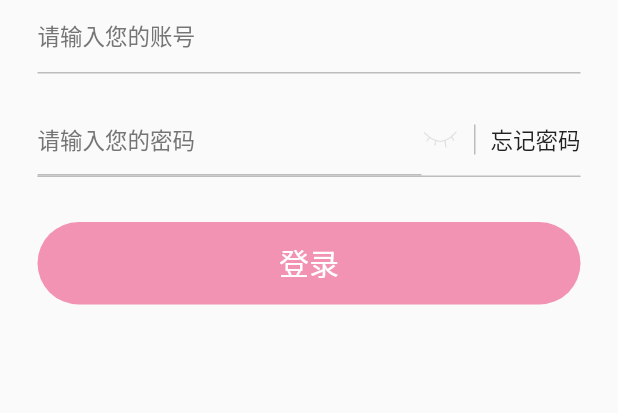
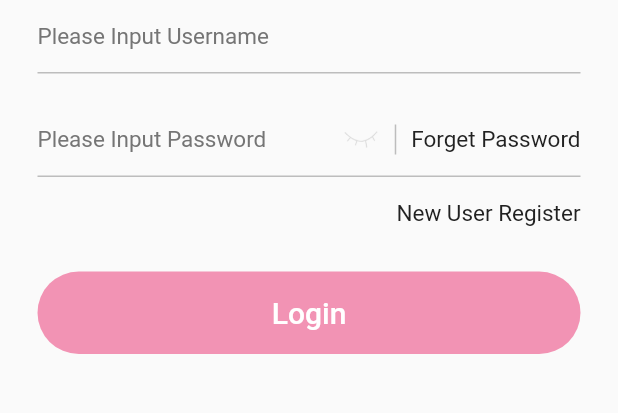
Before and after one commit to m4coding/HappyGoGoFlutter, a Flutter app: the screen it shows after launch, item 3 of the bottom bar chosen, on a phone screen of 412 x 824 dp, the part 375-788 px from its top. Run offline on Flutter 3.47's test engine with Material 2 defaults, Android fonts, the phone set to English and light mode, and no system bars; our stand-ins replace cached_network_image, carousel_slider, connectivity, device_info, dio, fluttertoast and 4 more; generated files the repository leaves out were written again; network calls fail.

Commit message:
添加注册页面； 添加国际化处理；-- flutter intl

```diff
--- a/lib/base/net/http_address.dart
+++ b/lib/base/net/http_address.dart
@@ -6,4 +6,7 @@ class HttpAddress {
   static final String urlGetPageContentInfo= AppConfig.DOMAIN + "/api/home/v1/pageContentInfo"; //获取首页顶部信息列表
   static final String urlGetPageListInfo = AppConfig.DOMAIN + "/api/home/v1/pageListInfo"; //获取首页商品列表
   static final String urlGetCategoryList = AppConfig.DOMAIN + "/api/home/v1/getCategoryList"; //查询商品分类，分页查询
+
+  static final String urlLogin = AppConfig.DOMAIN + "/api/user/v1/login"; //登录
+  static final String urlRegister = AppConfig.DOMAIN + "/api/user/v1/register"; //注册
 }
--- a/lib/component/auth/auth_page_manager.dart
+++ b/lib/component/auth/auth_page_manager.dart
@@ -1,5 +1,6 @@
 
 import 'package:flutter/material.dart';
+import 'package:happy_go_go_flutter/component/auth/page/register_page.dart';
 
 import 'page/login_page.dart';
 
@@ -7,4 +8,9 @@ class AuthPageManager {
   static void goToLoginPage(BuildContext buildContext) {
     LoginPage.newInstance(buildContext);
   }
+
+
+  static void goToRegisterPage(BuildContext buildContext) {
+    RegisterPage.newInstance(buildContext);
+  }
 }
--- /dev/null
+++ b/lib/component/auth/bean/login_bean.dart
@@ -0,0 +1,22 @@
+
+import 'package:json_annotation/json_annotation.dart';
+
+part 'login_bean.g.dart';
+
+///登录bean
+@JsonSerializable()
+class LoginBean {
+  String token;
+  String tokenHead;
+
+  LoginBean();
+
+  factory LoginBean.fromJson(Map<String, dynamic> json) => _$LoginBeanFromJson(json);
+  Map<String, dynamic> toJson() => _$LoginBeanToJson(this);
+}
+
+///登录入参
+class LoginParam {
+  String password; //密码
+  String userName; //用户名
+}
--- a/lib/component/auth/page/login_page.dart
+++ b/lib/component/auth/page/login_page.dart
@@ -1,4 +1,6 @@
 import 'package:flutter/material.dart';
+import 'package:happy_go_go_flutter/component/auth/auth_page_manager.dart';
+import 'package:happy_go_go_flutter/generated/l10n.dart';
 import 'package:happy_go_go_flutter/style/app_colors.dart';
 
 ///登录页
@@ -62,7 +64,7 @@ class _LoginState extends State<LoginPage> {
                           child: TextField(
                             controller: _userController,
                             decoration: InputDecoration(
-                              hintText: "请输入您的账号",
+                              hintText: S.of(context).please_input_username,
                               hintStyle: TextStyle(
                                   fontSize: 15,
                                   color: AppColors.secondary_text),
@@ -104,16 +106,10 @@ class _LoginState extends State<LoginPage> {
                           obscureText: !_isShowPassword,
                           controller: _passwordController,
                           decoration: InputDecoration(
-                            hintText: "请输入您的密码",
+                            hintText: S.of(context).please_input_password,
                             hintStyle: TextStyle(
                                 fontSize: 15, color: AppColors.secondary_text),
                             border: InputBorder.none,
-                            enabledBorder: UnderlineInputBorder(
-                              borderSide: BorderSide(
-                                color: AppColors.divider,
-                                width: 1, //边线宽度为2
-                              ),
-                            ),
                           ),
                           style: TextStyle(
                               fontSize: 15, color: AppColors.ff333333),
@@ -158,7 +154,7 @@ class _LoginState extends State<LoginPage> {
                           height: 20,
                         ),
                         Text(
-                          "忘记密码",
+                          S.of(context).forget_password,
                           style: TextStyle(
                               color: AppColors.primary_text, fontSize: 15),
                         )
@@ -168,6 +164,20 @@ class _LoginState extends State<LoginPage> {
                       color: AppColors.divider,
                       height: 1,
                     ),
+                    Container(
+                      margin: EdgeInsets.only(top: 15),
+                      alignment: Alignment.centerRight,
+                      child: GestureDetector(
+                        child: Text(
+                          S.of(context).new_user_register,
+                          style: TextStyle(
+                              color: AppColors.primary_text, fontSize: 15),
+                        ),
+                        onTap: () {
+                          AuthPageManager.goToRegisterPage(context);
+                        },
+                      ),
+                    ),
                     Padding(
                       padding: EdgeInsets.only(top: 30),
                     ),
@@ -175,7 +185,7 @@ class _LoginState extends State<LoginPage> {
                       child: Container(
                         child: Center(
                             child: Text(
-                          "登录",
+                              S.of(context).login,
                           style: TextStyle(color: Colors.white, fontSize: 20),
                         )),
                         height: 55,
--- a/lib/component/home/page/home_page.dart
+++ b/lib/component/home/page/home_page.dart
@@ -6,6 +6,7 @@ import 'package:happy_go_go_flutter/component/cart/page/home_page_child_cart.dar
 import 'package:happy_go_go_flutter/component/home/page/category/home_page_child_category.dart';
 import 'package:happy_go_go_flutter/component/home/page/first/home_page_child_first.dart';
 import 'package:happy_go_go_flutter/component/home/page/home_page_child_person.dart';
+import 'package:happy_go_go_flutter/generated/l10n.dart';
 import 'package:happy_go_go_flutter/style/app_colors.dart';
 
 ///首页
@@ -34,7 +35,7 @@ class _HomePageState extends State<HomePage> {
                   Icons.home,
                   size: 20,
                 ),
-                new Text("首页")
+                new Text(S.of(context).home_page)
               ],
             ),
           ),
@@ -46,7 +47,7 @@ class _HomePageState extends State<HomePage> {
                   Icons.category,
                   size: 20,
                 ),
-                new Text("分类")
+                new Text(S.of(context).category)
               ],
             ),
           ),
@@ -58,7 +59,7 @@ class _HomePageState extends State<HomePage> {
                   Icons.shopping_cart,
                   size: 20,
                 ),
-                new Text("购物车")
+                new Text(S.of(context).shopping_cart)
               ],
             ),
           ),
@@ -70,7 +71,7 @@ class _HomePageState extends State<HomePage> {
                   Icons.person,
                   size: 20,
                 ),
-                new Text("我的")
+                new Text(S.of(context).mine)
               ],
             ),
           )
--- /dev/null
+++ b/lib/l10n/intl_en.arb
@@ -0,0 +1,14 @@
+{
+  "home_page": "Home",
+  "category": "Category",
+  "shopping_cart": "Cart",
+  "mine": "Mine",
+  "register_user": "RegisterUser",
+  "please_input_username": "Please Input Username",
+  "please_input_password": "Please Input Password",
+  "please_again_confirm_password": "Please Again Confirm Password",
+  "register": "Register",
+  "forget_password": "Forget Password",
+  "new_user_register": "New User Register",
+  "login": "Login"
+}
--- /dev/null
+++ b/lib/l10n/intl_zh_CN.arb
@@ -0,0 +1,14 @@
+{
+  "home_page": "首页",
+  "category": "分类",
+  "shopping_cart": "购物车",
+  "mine": "我的",
+  "register_user": "注册用户",
+  "please_input_username": "请输入您要注册的账号",
+  "please_input_password": "请输入您的密码",
+  "please_again_confirm_password": "请再次确认您的密码",
+  "register": "注册",
+  "forget_password": "忘记密码",
+  "new_user_register": "新用户注册",
+  "login": "登录"
+}
--- a/lib/main.dart
+++ b/lib/main.dart
@@ -2,7 +2,9 @@ import 'dart:io';
 
 import 'package:flutter/material.dart';
 import 'package:flutter/services.dart';
+import 'package:flutter_localizations/flutter_localizations.dart';
 import 'package:happy_go_go_flutter/component/welcome/welcome_page.dart';
+import 'package:happy_go_go_flutter/generated/l10n.dart';
 import 'package:happy_go_go_flutter/style/app_colors.dart';
 
 import 'base/config/config.dart';
@@ -34,6 +36,14 @@ class MyApp extends StatelessWidget {
   @override
   Widget build(BuildContext context) {
     return MaterialApp(
+      localizationsDelegates: const [
+        S.delegate,
+        GlobalMaterialLocalizations.delegate,
+        GlobalCupertinoLocalizations.delegate,
+        GlobalWidgetsLocalizations.delegate
+      ],
+      // 讲en设置为第一项,没有适配语言时,英语为首选项
+      supportedLocales: S.delegate.supportedLocales,
       title: 'Flutter Demo',
       theme: ThemeData(
         primarySwatch: AppColors.primarySwatch,
```
Also changed, not shown: lib/component/auth/bean/register_bean.dart (added, +24 -0 lines), lib/component/auth/net/auth_net_utils.dart (added, +46 -0 lines), lib/component/auth/page/register_page.dart (added, +186 -0 lines), pubspec.yaml (+7 -1 lines), lib/component/auth/bean/login_bean.g.dart (added), lib/component/auth/bean/register_bean.g.dart (added), lib/generated/intl/messages_all.dart (added), lib/generated/intl/messages_en.dart (added), lib/generated/intl/messages_zh_CN.dart (added), lib/generated/l10n.dart (added), pubspec.lock.
